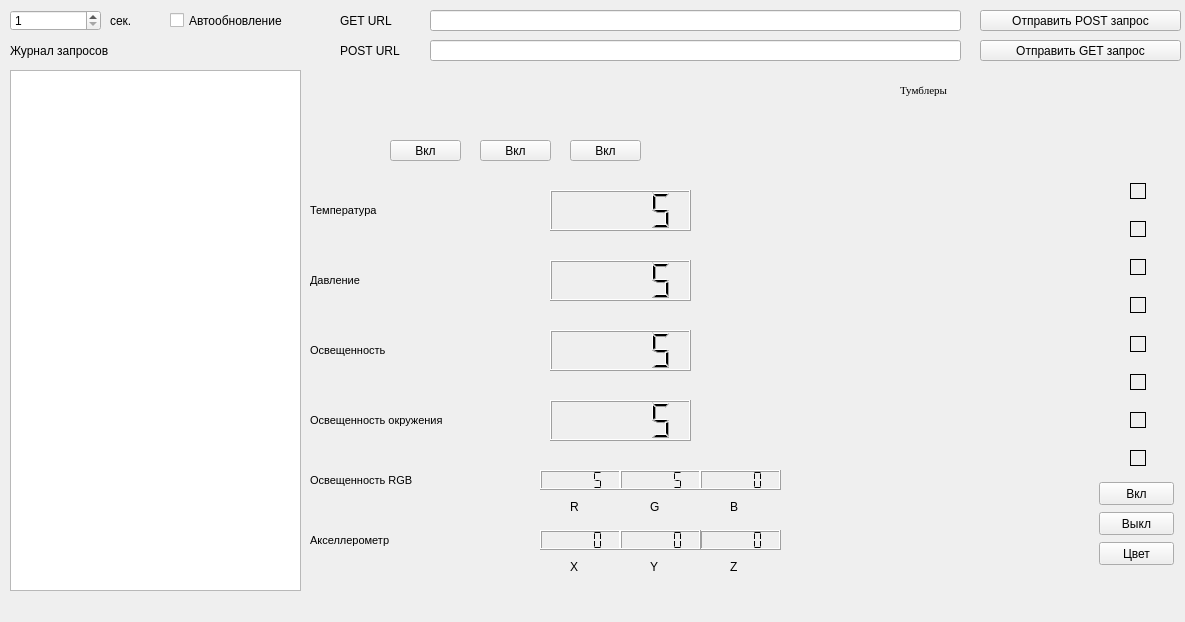
The window that PyQt_app.ui (Kefal360/cathedral-project) describes before a commit, drawn with Qt 5.
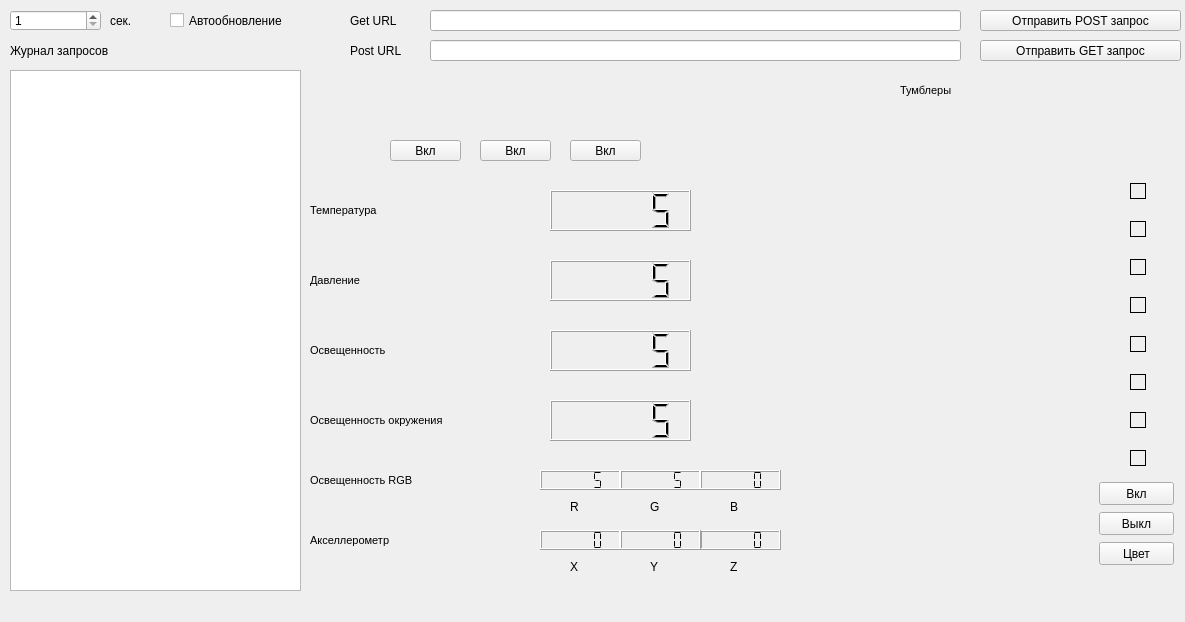
The same window after the commit. Icons and pictures are not drawn.

Commit message: Загрузил(а) файлы в ''

What changed in the file:
```diff
--- a/PyQt_app.ui
+++ b/PyQt_app.ui
@@ -42,14 +42,14 @@
    <widget class="QLabel" name="label_url">
     <property name="geometry">
      <rect>
-      <x>340</x>
-      <y>10</y>
-      <width>71</width>
-      <height>21</height>
+      <x>350</x>
+      <y>0</y>
+      <width>61</width>
+      <height>41</height>
      </rect>
     </property>
     <property name="text">
-     <string>GET URL</string>
+     <string>Get URL</string>
     </property>
    </widget>
    <widget class="QLineEdit" name="lineEdit_URL">
@@ -958,8 +958,9 @@
     </property>
     <property name="font">
      <font>
-      <family>Times New Roman</family>
+      <family>MS Shell Dlg 2</family>
       <pointsize>8</pointsize>
+      <weight>50</weight>
       <bold>false</bold>
      </font>
     </property>
@@ -1032,14 +1033,14 @@
    <widget class="QLabel" name="label_url_2">
     <property name="geometry">
      <rect>
-      <x>340</x>
-      <y>40</y>
-      <width>71</width>
-      <height>21</height>
+      <x>350</x>
+      <y>30</y>
+      <width>61</width>
+      <height>41</height>
      </rect>
     </property>
     <property name="text">
-     <string>POST URL</string>
+     <string>Post URL</string>
     </property>
    </widget>
    <widget class="QLabel" name="label_secends">
```
Left out of the diff: 39 changed lines with no effect on the pictures.
